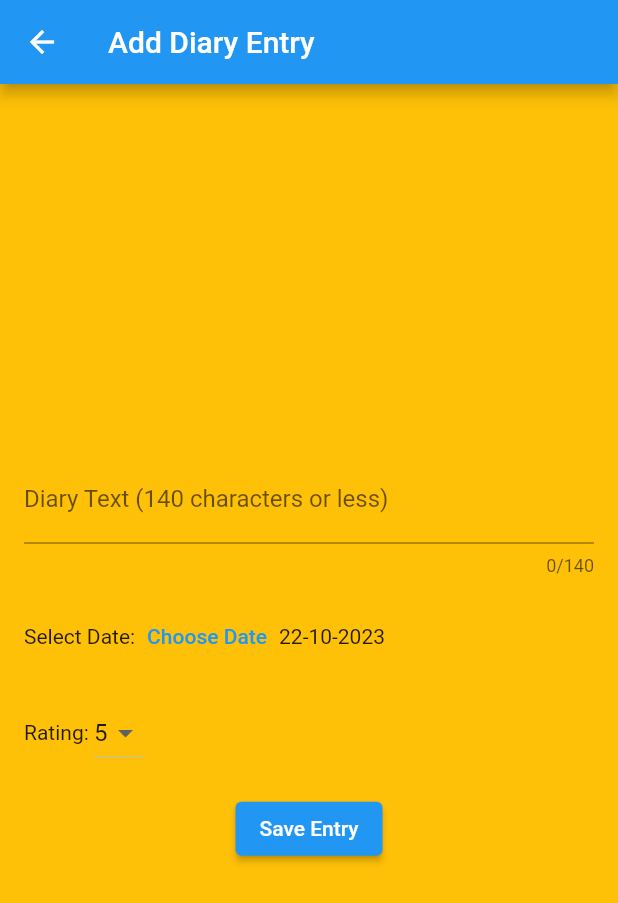
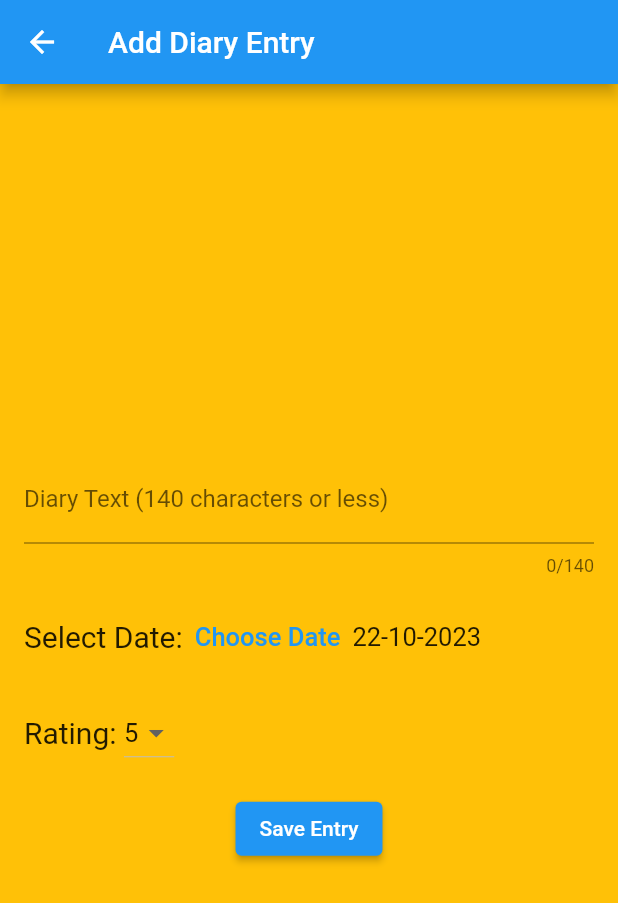
Before and after one commit to umama-rahman1/dear_diary_app, a Flutter app: the DiaryEntryView screen opened directly, on a phone screen of 412 x 824 dp. Shown: the top 903 px of the screen. Run offline on Flutter 3.47's test engine with Material 2 defaults, Android fonts, the phone set to English and light mode, and no system bars; our stand-ins replace google_fonts, hive, hive_flutter; accounts and stored records are empty; Roboto replaces fonts that are missing (Delius).

Commit message:
UR-008-fix-font-size-of-entry

```diff
--- a/lib/view/diary_entry_view.dart
+++ b/lib/view/diary_entry_view.dart
@@ -42,7 +42,10 @@ class _DiaryEntryViewState extends State<DiaryEntryView> {
             const SizedBox(height: 16.0),
             Row(
               children: [
-                const Text('Select Date:'),
+                const Text('Select Date:',
+                    style: TextStyle(
+                      fontSize: 20,
+                    )),
                 TextButton(
                   onPressed: () async {
                     final pickedDate = await showDatePicker(
@@ -57,21 +60,33 @@ class _DiaryEntryViewState extends State<DiaryEntryView> {
                       });
                     }
                   },
-                  child: const Text('Choose Date'),
+                  child: const Text('Choose Date',
+                      style: TextStyle(
+                        fontSize: 17,
+                      )),
                 ),
-                Text(DateFormat('dd-MM-yyyy').format(selectedDate.toLocal())),
+                Text(DateFormat('dd-MM-yyyy').format(selectedDate.toLocal()),
+                    style: TextStyle(
+                      fontSize: 17,
+                    )),
               ],
             ),
             const SizedBox(height: 16.0),
             Row(
               children: [
-                const Text('Rating: '),
+                const Text('Rating: ',
+                    style: TextStyle(
+                      fontSize: 20,
+                    )),
                 DropdownButton<int>(
                   value: selectedRating,
                   items: List.generate(5, (index) {
                     return DropdownMenuItem<int>(
                       value: index + 1,
-                      child: Text((index + 1).toString()),
+                      child: Text((index + 1).toString(),
+                          style: TextStyle(
+                            fontSize: 17,
+                          )),
                     );
                   }),
                   onChanged: (value) {
```
